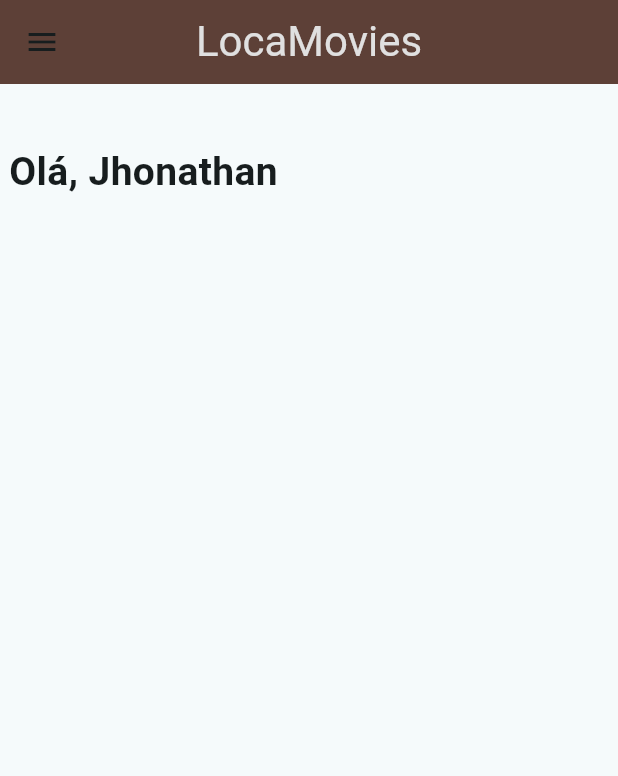
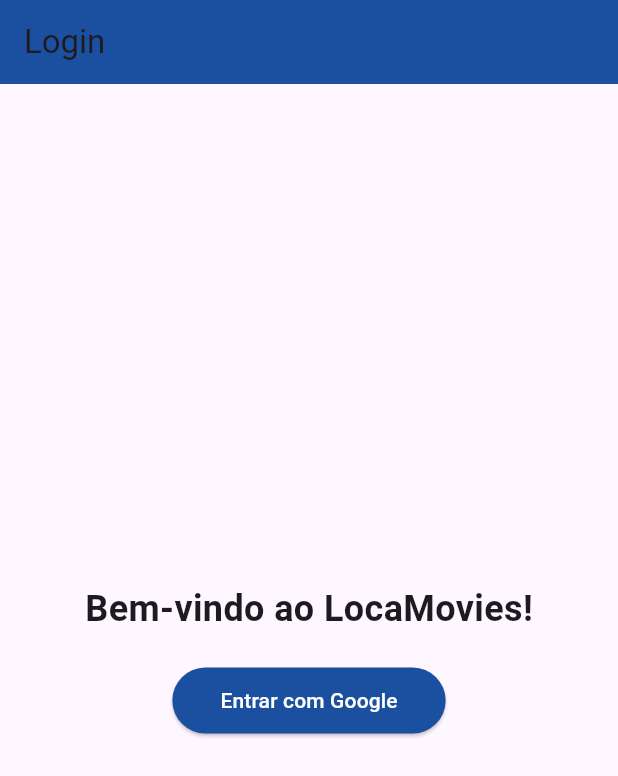
Before and after one commit to Jhonathanfeijo/locamovies, a Flutter app: the screen it shows after launch, on a phone screen of 412 x 824 dp. Shown: the top 776 px of the screen. Run offline on Flutter 3.47's test engine with Material 3 defaults, Android fonts, the phone set to English and light mode, and no system bars; our stand-ins replace firebase_auth, firebase_core, google_sign_in; accounts and stored records are empty.

Commit message:
working on login e homepage

```diff
--- a/lib/login_page.dart
+++ b/lib/login_page.dart
@@ -1,94 +1,105 @@
+import 'package:firebase_auth/firebase_auth.dart';
 import 'package:flutter/material.dart';
-import 'package:locamovies/main.dart';
+import 'package:google_sign_in/google_sign_in.dart';
+import 'package:locamovies/home.dart'; // ou o arquivo correto para a home
 
 class LoginPage extends StatefulWidget {
   @override
-  LoginPageState createState() {
-    // TODO: implement createState
-    return LoginPageState();
+  _LoginPageState createState() => _LoginPageState();
+}
+
+class _LoginPageState extends State<LoginPage> {
+  final GoogleSignIn _googleSignIn = GoogleSignIn();
+  final FirebaseAuth _auth = FirebaseAuth.instance;
+
+  bool _isLoading = false;
+
+  Future<User?> _signInWithGoogle() async {
+    setState(() {
+      _isLoading = true;
+    });
+
+    try {
+      final GoogleSignInAccount? googleUser = await _googleSignIn.signIn();
+      if (googleUser == null) {
+        setState(() {
+          _isLoading = false;
+        });
+        return null; // O usuário cancelou o login
+      }
+
+      final GoogleSignInAuthentication googleAuth = await googleUser.authentication;
+
+      final AuthCredential credential = GoogleAuthProvider.credential(
+        accessToken: googleAuth.accessToken,
+        idToken: googleAuth.idToken,
+      );
+
+      final UserCredential userCredential = await _auth.signInWithCredential(credential);
+      final User? user = userCredential.user;
+
+      setState(() {
+        _isLoading = false;
+      });
+      return user;
+    } catch (error) {
+      setState(() {
+        _isLoading = false;
+      });
+      print("Erro ao fazer login com o Google: $error");
+      return null;
     }
   }
 
-class LoginPageState extends State<LoginPage> {
   @override
   Widget build(BuildContext context) {
     return Scaffold(
       appBar: AppBar(
-          backgroundColor: Colors.brown[700],
-          titleTextStyle: TextStyle(color: Colors.grey[300], fontSize: 28),
-          title: Text(
-            'LocaMovies',
-            textAlign: TextAlign.center,
+        title: Text("Login"),
+        backgroundColor: Color(0xFF1B50A1), // Azul
       ),
-          centerTitle: true,
-        ),
-        drawer: Drawer(
-          backgroundColor: Colors.grey[300],
-          child: ListView(
-            padding: EdgeInsets.zero,
-            children: <Widget>[
-              DrawerHeader(
-                  decoration: BoxDecoration(color: Colors.brown[700]),
+      body: Center(
+        child: Padding(
+          padding: const EdgeInsets.all(16.0),
           child: Column(
-                      mainAxisAlignment: MainAxisAlignment.end,
-                      crossAxisAlignment: CrossAxisAlignment.start,
+            mainAxisAlignment: MainAxisAlignment.center,
             children: [
               Text(
-                          'LocaMovies',
-                          style: TextStyle(color: Colors.white, fontSize: 24),
+                'Bem-vindo ao LocaMovies!',
+                style: TextStyle(fontSize: 24, fontWeight: FontWeight.bold),
               ),
-                        Text(
-                          'Bem vindo!',
+              SizedBox(height: 20),
+              ElevatedButton(
+                onPressed: _isLoading
+                    ? null
+                    : () async {
+                        final user = await _signInWithGoogle();
+                        if (user != null) {
+                          Navigator.pushReplacement(
+                            context,
+                            MaterialPageRoute(builder: (context) => HomePage()),
+                          );
+                        } else {
+                          // Exibir um erro ou mensagem caso o login não tenha ocorrido
+                          ScaffoldMessenger.of(context).showSnackBar(
+                              SnackBar(content: Text('Erro ao fazer login')));
+                        }
+                      },
+                style: ElevatedButton.styleFrom(
+                  backgroundColor: Color(0xFF1B50A1), // Azul
+                  padding: EdgeInsets.symmetric(horizontal: 32, vertical: 12),
+                ),
+                child: _isLoading
+                    ? CircularProgressIndicator(color: Colors.white)
+                    : Text(
+                        'Entrar com Google',
                         style: TextStyle(color: Colors.white),
-                        )
-                      ])),
-              ListTile(
-                leading: Icon(Icons.home),
-                title: Text('Início'),
                       ),
-              ListTile(
-                leading: Icon(Icons.search),
-                title: Text('Procurar filmes'),
               ),
-              const Divider(),
-              ListTile(
-                leading: Icon(Icons.movie),
-                title: Text('Meus filmes'),
-              ),
-              ListTile(
-                leading: Icon(Icons.movie_edit),
-                title: Text('Gerenciar filmes'),
-              ),
-              ListTile(
-                leading: Icon(Icons.settings),
-                title: Text('Configurações'),
-              ),
-              ListTile(
-                leading: Icon(Icons.logout),
-                title: Text('Sair'),
-              )
             ],
           ),
         ),
-        body: Container(
-          child: Center(
-            child: Container(
-                width: 400,
-                child: Column(
-                  crossAxisAlignment: CrossAxisAlignment.start,
-                  children: [
-                    Padding(
-                      padding: EdgeInsets.all(20),
       ),
-                    Text(
-                      "Olá, Jhonathan",
-                      style: TextStyle(fontSize: 26, fontWeight: FontWeight.w600),
-                      textAlign: TextAlign.left,
-
-                    )
-                  ],
-                )),
-          ),
-        ));
+    );
   }
 }
--- a/pubspec.yaml
+++ b/pubspec.yaml
@@ -30,6 +30,10 @@
 dependencies:
   flutter:
     sdk: flutter
+  google_sign_in: ^6.2.2
+  firebase_core: ^3.10.0
+  firebase_auth: ^5.4.0
+
 
 
   # The following adds the Cupertino Icons font to your application.
```
Also changed, not shown: lib/home.dart (added, +124 -0 lines), lib/main.dart (+8 -81 lines), lib/movies/movies.dart (added, +73 -0 lines), pubspec.lock, 3 other files. Lines whose indentation alone changed are shown as unchanged.
